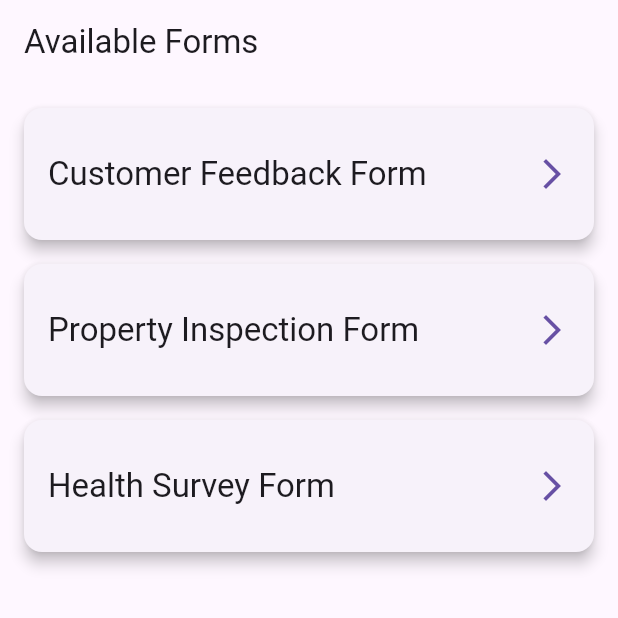
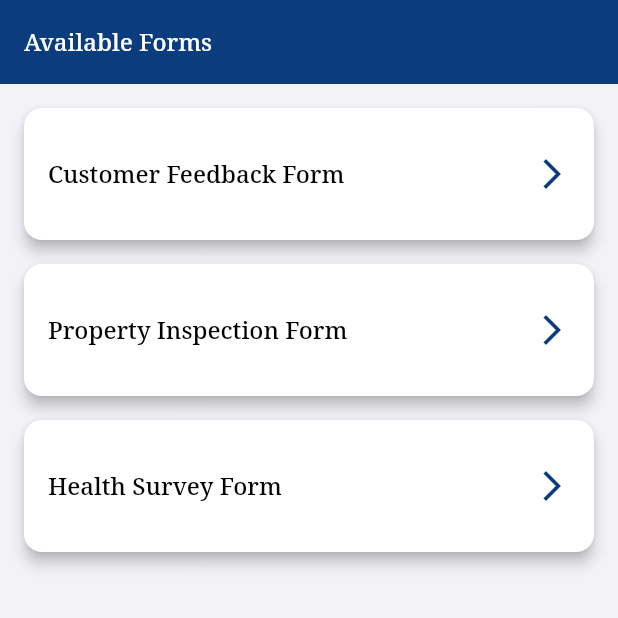
Before and after one commit to AbuRasel9/Flutter-Developer-Task, a Flutter app: the screen it shows after launch, on a phone screen of 412 x 824 dp, the top half of it. Run offline on Flutter 3.47's test engine with Material 3 defaults, Android fonts, the phone set to English and light mode, and no system bars; our stand-ins replace image_picker, injectable.

Commit message:
theme and font add

```diff
--- /dev/null
+++ b/lib/config/extensions/context_ext.dart
@@ -0,0 +1,9 @@
+import 'package:flutter/material.dart';
+
+extension ContextUtils on BuildContext {
+  ThemeData get theme => Theme.of(this);
+
+  Size get screenSize => MediaQuery.of(this).size;
+
+  double get statusBarHeight => MediaQuery.of(this).padding.top;
+}
--- a/lib/main.dart
+++ b/lib/main.dart
@@ -1,17 +1,12 @@
 import 'package:bloc_clean_architecture/presentation/view/form_list_screen.dart';
 import 'package:bloc_clean_architecture/provider/from_provider.dart';
+import 'package:bloc_clean_architecture/utils/theme/app_theme_data.dart';
 import 'package:flutter/material.dart';
 import 'package:provider/provider.dart';
 
-
 void main() {
   runApp(
-    MultiProvider(
-      providers: [
-        ChangeNotifierProvider(create: (_) => FormProvider()),
-      ],
-      child: const MyApp(),
-    ),
+    const MyApp(),
   );
 }
 
@@ -20,13 +15,19 @@ class MyApp extends StatelessWidget {
 
   @override
   Widget build(BuildContext context) {
-    return MaterialApp(
-      title: 'Dynamic Forms',
-      theme: ThemeData(
-        primarySwatch: Colors.blue,
+    return MultiProvider(
+      providers: [
+        ChangeNotifierProvider(create: (_) => FormProvider()),
+      ],
+      child: MaterialApp(
+        title: 'Dynamic Forms',
+        theme: AppThemeData.lightThemeData,
+        // Apply Light Theme
+        themeMode: ThemeMode.light,
+        // Automatically use system's theme setting
+        home: const FormListScreen(),
+        debugShowCheckedModeBanner: false,
       ),
-      home: const FormListScreen(),
-      debugShowCheckedModeBanner: false,
     );
   }
 }
--- /dev/null
+++ b/lib/utils/enums/font_options.dart
@@ -0,0 +1,7 @@
+enum FontOptions {
+  noToSerif;
+
+  String get key => switch (this) {
+        FontOptions.noToSerif => "NotoSerif",
+      };
+}
--- /dev/null
+++ b/lib/utils/theme/app_color_schemes.dart
@@ -0,0 +1,48 @@
+import 'package:flutter/material.dart';
+
+class AppColors {
+  static const Color primaryColor = Color(0xff0B3C7E);
+  static const Color secondaryColor = Color(0xFF185994);
+  static const Color tertiaryColor = Color(0xFFFBAA1A);
+  static const Color hintColor = Color(0xFF999999);
+  static const Color errorColor = Color(0xFFcc3300);
+  static const Color successColor = Color(0xFF339900);
+}
+
+class AppColorSchemes {
+  // --------------------------------------
+  // Light Color scheme
+  // --------------------------------------
+  static const ColorScheme lightColorScheme = ColorScheme(
+    brightness: Brightness.light,
+    primary: AppColors.primaryColor,
+    onPrimary: Colors.white,
+    secondary: AppColors.secondaryColor,
+    onSecondary: Colors.white,
+    error: AppColors.errorColor,
+    onError: Colors.white,
+    surface: Colors.white,
+    onSurface: Colors.black,
+    outline: AppColors.hintColor,
+    tertiary: AppColors.tertiaryColor,
+    onTertiary: Colors.white,
+  );
+
+  // --------------------------------------
+  // Dark Color scheme
+  // --------------------------------------
+  static const ColorScheme darkColorScheme = ColorScheme(
+    brightness: Brightness.dark,
+    primary: AppColors.primaryColor,
+    onPrimary: Colors.white,
+    secondary: AppColors.secondaryColor,
+    onSecondary: Colors.white,
+    error: AppColors.errorColor,
+    onError: Colors.white,
+    surface: Colors.black,
+    onSurface: Colors.white,
+    outline: AppColors.hintColor,
+    tertiary: AppColors.tertiaryColor,
+    onTertiary: Colors.white,
+  );
+}
--- /dev/null
+++ b/lib/utils/theme/app_text_themes.dart
@@ -0,0 +1,257 @@
+import 'package:flutter/material.dart';
+
+import '../enums/font_options.dart';
+
+class AppTextThemes {
+  // --------------------------------------
+  // Light Text Theme
+  // --------------------------------------
+  static TextTheme lightTextTheme = TextTheme(
+    displayLarge: TextStyle(
+      color: Colors.black,
+      fontWeight: FontWeight.w400,
+      fontSize: 28,
+      fontFamily: FontOptions.noToSerif.key,
+      decoration: TextDecoration.none,
+      decorationThickness: 0,
+    ),
+    displayMedium: TextStyle(
+      color: Colors.black,
+      fontWeight: FontWeight.w400,
+      fontSize: 24,
+      fontFamily: FontOptions.noToSerif.key,
+      decoration: TextDecoration.none,
+      decorationThickness: 0,
+    ),
+    displaySmall: TextStyle(
+      color: Colors.black,
+      fontWeight: FontWeight.w400,
+      fontSize: 22,
+      fontFamily: FontOptions.noToSerif.key,
+      decoration: TextDecoration.none,
+      decorationThickness: 0,
+    ),
+    headlineLarge: TextStyle(
+      color: Colors.black,
+      fontWeight: FontWeight.w600,
+      fontSize: 20,
+      fontFamily: FontOptions.noToSerif.key,
+      decoration: TextDecoration.none,
+      decorationThickness: 0,
+    ),
+    headlineMedium: TextStyle(
+      color: Colors.black,
+      fontWeight: FontWeight.w600,
+      fontSize: 18,
+      fontFamily: FontOptions.noToSerif.key,
+      decoration: TextDecoration.none,
+      decorationThickness: 0,
+    ),
+    headlineSmall: TextStyle(
+      color: Colors.black,
+      fontWeight: FontWeight.w700,
+      fontSize: 16,
+      fontFamily: FontOptions.noToSerif.key,
+      decoration: TextDecoration.none,
+      decorationThickness: 0,
+    ),
+    titleLarge: TextStyle(
+      color: Colors.black,
+      fontWeight: FontWeight.w500,
+      fontSize: 16,
+      fontFamily: FontOptions.noToSerif.key,
+      decoration: TextDecoration.none,
+      decorationThickness: 0,
+    ),
+    titleMedium: TextStyle(
+      color: Colors.black,
+      fontWeight: FontWeight.w700,
+      fontSize: 14,
+      fontFamily: FontOptions.noToSerif.key,
+      decoration: TextDecoration.none,
+      decorationThickness: 0,
+    ),
+    titleSmall: TextStyle(
+      color: Colors.black,
+      fontWeight: FontWeight.w500,
+      fontSize: 14,
+      fontFamily: FontOptions.noToSerif.key,
+      decoration: TextDecoration.none,
+      decorationThickness: 0,
+    ),
+    bodyLarge: TextStyle(
+      color: Colors.black,
+      fontWeight: FontWeight.w400,
+      fontSize: 16,
+      fontFamily: FontOptions.noToSerif.key,
+      decoration: TextDecoration.none,
+      decorationThickness: 0,
+    ),
+    bodyMedium: TextStyle(
+      color: Colors.black,
+      fontWeight: FontWeight.w400,
+      fontSize: 14,
+      fontFamily: FontOptions.noToSerif.key,
+      decoration: TextDecoration.none,
+      decorationThickness: 0,
+    ),
+    bodySmall: TextStyle(
+      color: Colors.black,
+      fontWeight: FontWeight.w400,
+      fontSize: 12,
+      fontFamily: FontOptions.noToSerif.key,
+      decoration: TextDecoration.none,
+      decorationThickness: 0,
+    ),
+    labelLarge: TextStyle(
+      color: Colors.black,
+      fontWeight: FontWeight.w500,
+      fontSize: 12,
+      fontFamily: FontOptions.noToSerif.key,
+      decoration: TextDecoration.none,
+      decorationThickness: 0,
+    ),
+    labelMedium: TextStyle(
+      color: Colors.black,
+      fontWeight: FontWeight.w500,
+      fontSize: 10,
+      fontFamily: FontOptions.noToSerif.key,
+      decoration: TextDecoration.none,
+      decorationThickness: 0,
+    ),
+    labelSmall: TextStyle(
+      color: Colors.black,
+      fontWeight: FontWeight.w500,
+      fontSize: 8,
+      fontFamily: FontOptions.noToSerif.key,
+      decoration: TextDecoration.none,
+      decorationThickness: 0,
+    ),
+  );
+
+  // --------------------------------------
+  // Dark Text Theme
+  // --------------------------------------
+  static TextTheme darkTextTheme = TextTheme(
+    displayLarge: TextStyle(
+      color: Colors.white,
+      fontWeight: FontWeight.w400,
+      fontSize: 28,
+      fontFamily: FontOptions.noToSerif.key,
+      decoration: TextDecoration.none,
+      decorationThickness: 0,
+    ),
+    displayMedium: TextStyle(
+      color: Colors.white,
+      fontWeight: FontWeight.w400,
+      fontSize: 24,
+      fontFamily: FontOptions.noToSerif.key,
+      decoration: TextDecoration.none,
+      decorationThickness: 0,
+    ),
+    displaySmall: TextStyle(
+      color: Colors.white,
+      fontWeight: FontWeight.w400,
+      fontSize: 22,
+      fontFamily: FontOptions.noToSerif.key,
+      decoration: TextDecoration.none,
+      decorationThickness: 0,
+    ),
+    headlineLarge: TextStyle(
+      color: Colors.white,
+      fontWeight: FontWeight.w600,
+      fontSize: 20,
+      fontFamily: FontOptions.noToSerif.key,
+      decoration: TextDecoration.none,
+      decorationThickness: 0,
+    ),
+    headlineMedium: TextStyle(
+      color: Colors.white,
+      fontWeight: FontWeight.w600,
+      fontSize: 18,
+      fontFamily: FontOptions.noToSerif.key,
+      decoration: TextDecoration.none,
+      decorationThickness: 0,
+    ),
+    headlineSmall: TextStyle(
+      color: Colors.white,
+      fontWeight: FontWeight.w700,
+      fontSize: 16,
+      fontFamily: FontOptions.noToSerif.key,
+      decoration: TextDecoration.none,
+      decorationThickness: 0,
+    ),
+    titleLarge: TextStyle(
+      color: Colors.white,
+      fontWeight: FontWeight.w500,
+      fontSize: 16,
+      fontFamily: FontOptions.noToSerif.key,
+      decoration: TextDecoration.none,
+      decorationThickness: 0,
+    ),
+    titleMedium: TextStyle(
+      color: Colors.white,
+      fontWeight: FontWeight.w700,
+      fontSize: 14,
+      fontFamily: FontOptions.noToSerif.key,
+      decoration: TextDecoration.none,
+      decorationThickness: 0,
+    ),
+    titleSmall: TextStyle(
+      color: Colors.white,
+      fontWeight: FontWeight.w500,
+      fontSize: 14,
+      fontFamily: FontOptions.noToSerif.key,
+      decoration: TextDecoration.none,
+      decorationThickness: 0,
+    ),
+    bodyLarge: TextStyle(
+      color: Colors.white,
+      fontWeight: FontWeight.w400,
+      fontSize: 16,
+      fontFamily: FontOptions.noToSerif.key,
+      decoration: TextDecoration.none,
+      decorationThickness: 0,
+    ),
+    bodyMedium: TextStyle(
+      color: Colors.white,
+      fontWeight: FontWeight.w400,
+      fontSize: 14,
+      fontFamily: FontOptions.noToSerif.key,
+      decoration: TextDecoration.none,
+      decorationThickness: 0,
+    ),
+    bodySmall: TextStyle(
+      color: Colors.white,
+      fontWeight: FontWeight.w400,
+      fontSize: 12,
+      fontFamily: FontOptions.noToSerif.key,
+      decoration: TextDecoration.none,
+      decorationThickness: 0,
+    ),
+    labelLarge: TextStyle(
+      color: Colors.white,
+      fontWeight: FontWeight.w500,
+      fontSize: 12,
+      fontFamily: FontOptions.noToSerif.key,
+      decoration: TextDecoration.none,
+      decorationThickness: 0,
+    ),
+    labelMedium: TextStyle(
+      color: Colors.white,
+      fontWeight: FontWeight.w500,
+      fontSize: 10,
+      fontFamily: FontOptions.noToSerif.key,
+      decoration: TextDecoration.none,
+      decorationThickness: 0,
+    ),
+    labelSmall: TextStyle(
+      color: Colors.white,
+      fontWeight: FontWeight.w500,
+      fontSize: 8,
+      fontFamily: FontOptions.noToSerif.key,
+      decoration: TextDecoration.none,
+      decorationThickness: 0,
+    ),
+  );
+}
--- /dev/null
+++ b/lib/utils/theme/app_theme_data.dart
@@ -0,0 +1,232 @@
+import 'package:flutter/cupertino.dart';
+import 'package:flutter/material.dart';
+
+import 'app_color_schemes.dart';
+import 'app_text_themes.dart';
+
+
+class AppThemeData {
+  // --------------------------------------
+// Light Theme Data
+// --------------------------------------
+  static final lightThemeData = ThemeData(
+    useMaterial3: true,
+    scaffoldBackgroundColor: CupertinoColors.systemGrey6,
+    cardTheme: CardTheme(
+      shape: RoundedRectangleBorder(
+        borderRadius: BorderRadius.circular(9),
+      ),
+      color: AppColorSchemes.lightColorScheme.surface,
+      margin: EdgeInsets.zero,
+    ),
+    colorScheme: AppColorSchemes.lightColorScheme,
+    textTheme: AppTextThemes.lightTextTheme,
+    visualDensity: VisualDensity.adaptivePlatformDensity,
+    appBarTheme: AppBarTheme(
+      backgroundColor: AppColorSchemes.lightColorScheme.primary,
+      foregroundColor: AppColorSchemes.lightColorScheme.onPrimary,
+      elevation: 0,
+      titleTextStyle: AppTextThemes.lightTextTheme.titleLarge
+          ?.copyWith(color: AppColorSchemes.lightColorScheme.onPrimary),
+      iconTheme: IconThemeData(
+        color: AppColorSchemes.lightColorScheme.onPrimary,
+      ),
+    ),
+    elevatedButtonTheme: ElevatedButtonThemeData(
+      style: ButtonStyle(
+        elevation: const WidgetStatePropertyAll(1),
+        padding: const WidgetStatePropertyAll(
+          EdgeInsets.symmetric(horizontal: 10, vertical: 5),
+        ),
+        shape: WidgetStatePropertyAll(
+          RoundedRectangleBorder(
+            borderRadius: BorderRadius.circular(9),
+          ),
+        ),
+        backgroundColor: WidgetStateProperty.resolveWith(
+          (states) {
+            return states.contains(WidgetState.disabled)
+                ? AppColorSchemes.lightColorScheme.outline.withOpacity(0.5)
+                : AppColorSchemes.lightColorScheme.primary;
+          },
+        ),
+        foregroundColor: WidgetStatePropertyAll(AppColorSchemes.lightColorScheme.onPrimary),
+        shadowColor: const WidgetStatePropertyAll(Colors.transparent),
+        textStyle: WidgetStatePropertyAll(
+          AppTextThemes.lightTextTheme.titleMedium
+              ?.copyWith(color: AppColorSchemes.lightColorScheme.onTertiary),
+        ),
+        overlayColor: WidgetStateProperty.resolveWith(
+          (states) {
+            return states.contains(WidgetState.pressed)
+                ? AppColorSchemes.lightColorScheme.tertiary.withOpacity(0.2)
+                : null;
+          },
+        ),
+      ),
+    ),
+    inputDecorationTheme: InputDecorationTheme(
+      isDense: true,
+      hintStyle: AppTextThemes.lightTextTheme.bodyMedium?.copyWith(
+        color: AppColorSchemes.lightColorScheme.outline.withOpacity(0.7),
+      ),
+      errorStyle: AppTextThemes.lightTextTheme.labelMedium?.copyWith(
+        color: AppColorSchemes.lightColorScheme.error,
+      ),
+      border: OutlineInputBorder(
+        borderRadius: BorderRadius.circular(7),
+        borderSide: BorderSide(
+          color: AppColorSchemes.lightColorScheme.outline.withOpacity(0.7),
+        ),
+      ),
+      enabledBorder: OutlineInputBorder(
+        borderRadius: BorderRadius.circular(7),
+        borderSide: BorderSide(
+          color: AppColorSchemes.lightColorScheme.outline.withOpacity(0.7),
+        ),
+      ),
+      disabledBorder: OutlineInputBorder(
+        borderRadius: BorderRadius.circular(7),
+        borderSide: BorderSide(color: AppColorSchemes.lightColorScheme.outline.withOpacity(0.7)),
+      ),
+      focusedBorder: OutlineInputBorder(
+        borderRadius: BorderRadius.circular(7),
+        borderSide: BorderSide(color: AppColorSchemes.lightColorScheme.primary),
+      ),
+      errorBorder: OutlineInputBorder(
+        borderRadius: BorderRadius.circular(7),
+        borderSide: BorderSide(color: AppColorSchemes.lightColorScheme.error),
+      ),
+      contentPadding: const EdgeInsets.symmetric(vertical: 10, horizontal: 20),
+      labelStyle: AppTextThemes.lightTextTheme.bodyMedium?.copyWith(
+        color: AppColorSchemes.lightColorScheme.outline.withOpacity(0.7),
+      ),
+      prefixIconColor: WidgetStateColor.resolveWith(
+        (states) {
+          return states.contains(WidgetState.focused)
+              ? AppColorSchemes.lightColorScheme.onSurface
+              : AppColorSchemes.lightColorScheme.outline.withOpacity(0.7);
+        },
+      ),
+      suffixIconColor: WidgetStateColor.resolveWith(
+        (states) {
+          return states.contains(WidgetState.focused)
+              ? AppColorSchemes.lightColorScheme.onSurface
+              : AppColorSchemes.lightColorScheme.outline.withOpacity(0.7);
+        },
+      ),
+    ),
+  );
+
+// --------------------------------------
+// Dark Theme Data
+// --------------------------------------
+  static final darkThemeData = ThemeData(
+    useMaterial3: true,
+    scaffoldBackgroundColor: Colors.black45,
+    cardTheme: CardTheme(
+      shape: RoundedRectangleBorder(
+        borderRadius: BorderRadius.circular(9),
+      ),
+      color: AppColorSchemes.darkColorScheme.surface,
+      margin: EdgeInsets.zero,
+    ),
+    colorScheme: AppColorSchemes.darkColorScheme,
+    textTheme: AppTextThemes.darkTextTheme,
+    visualDensity: VisualDensity.adaptivePlatformDensity,
+    appBarTheme: AppBarTheme(
+      backgroundColor: AppColorSchemes.darkColorScheme.primary,
+      foregroundColor: AppColorSchemes.darkColorScheme.onPrimary,
+      elevation: 0,
+      titleTextStyle: AppTextThemes.darkTextTheme.titleLarge
+          ?.copyWith(color: AppColorSchemes.lightColorScheme.onPrimary),
+      shape: const LinearBorder(),
+      iconTheme: IconThemeData(
+        color: AppColorSchemes.darkColorScheme.onPrimary,
+      ),
+    ),
+    elevatedButtonTheme: ElevatedButtonThemeData(
+      style: ButtonStyle(
+        elevation: const WidgetStatePropertyAll(1),
+        padding: const WidgetStatePropertyAll(
+          EdgeInsets.symmetric(horizontal: 10, vertical: 5),
+        ),
+        shape: WidgetStatePropertyAll(
+          RoundedRectangleBorder(
+            borderRadius: BorderRadius.circular(9),
+          ),
+        ),
+        backgroundColor: WidgetStateProperty.resolveWith(
+          (states) {
+            return states.contains(WidgetState.disabled)
+                ? AppColorSchemes.darkColorScheme.outline.withOpacity(0.5)
+                : AppColorSchemes.darkColorScheme.primary;
+          },
+        ),
+        foregroundColor: WidgetStatePropertyAll(AppColorSchemes.darkColorScheme.onPrimary),
+        shadowColor: const WidgetStatePropertyAll(Colors.transparent),
+        textStyle: WidgetStatePropertyAll(
+          AppTextThemes.darkTextTheme.titleMedium
+              ?.copyWith(color: AppColorSchemes.darkColorScheme.onPrimary),
+        ),
+        overlayColor: WidgetStateProperty.resolveWith(
+          (states) {
+            return states.contains(WidgetState.pressed)
+                ? AppColorSchemes.darkColorScheme.tertiary.withOpacity(0.2)
+                : null;
+          },
+        ),
+      ),
+    ),
+    inputDecorationTheme: InputDecorationTheme(
+      isDense: true,
+      hintStyle: AppTextThemes.darkTextTheme.bodyMedium?.copyWith(
+        color: AppColorSchemes.darkColorScheme.outline.withOpacity(0.7),
+      ),
+      errorStyle: AppTextThemes.darkTextTheme.labelMedium?.copyWith(
+        color: AppColorSchemes.darkColorScheme.error,
+      ),border: OutlineInputBorder(
+      borderRadius: BorderRadius.circular(7),
+      borderSide: BorderSide(
+        color: AppColorSchemes.lightColorScheme.outline.withOpacity(0.7),
+      ),
+    ),
+      enabledBorder: OutlineInputBorder(
+        borderRadius: BorderRadius.circular(7),
+        borderSide: BorderSide(
+          color: AppColorSchemes.lightColorScheme.outline.withOpacity(0.7),
+        ),
+      ),
+      disabledBorder: OutlineInputBorder(
+        borderRadius: BorderRadius.circular(7),
+        borderSide: BorderSide(color: AppColorSchemes.lightColorScheme.outline.withOpacity(0.7)),
+      ),
+      focusedBorder: OutlineInputBorder(
+        borderRadius: BorderRadius.circular(7),
+        borderSide: BorderSide(color: AppColorSchemes.lightColorScheme.primary),
+      ),
+      errorBorder: OutlineInputBorder(
+        borderRadius: BorderRadius.circular(7),
+        borderSide: BorderSide(color: AppColorSchemes.lightColorScheme.error),
+      ),
+      contentPadding: const EdgeInsets.symmetric(vertical: 10, horizontal: 20),
+      labelStyle: AppTextThemes.darkTextTheme.bodyMedium?.copyWith(
+        color: AppColorSchemes.darkColorScheme.outline.withOpacity(0.7),
+      ),
+      prefixIconColor: WidgetStateColor.resolveWith(
+            (states) {
+          return states.contains(WidgetState.focused)
+              ? AppColorSchemes.lightColorScheme.onSurface
+              : AppColorSchemes.lightColorScheme.outline.withOpacity(0.7);
+        },
+      ),
+      suffixIconColor: WidgetStateColor.resolveWith(
+            (states) {
+          return states.contains(WidgetState.focused)
+              ? AppColorSchemes.lightColorScheme.onSurface
+              : AppColorSchemes.lightColorScheme.outline.withOpacity(0.7);
+        },
+      ),
+    ),
+  );
+}
```
Also changed, not shown: pubspec.yaml (+12 -14 lines), assets/fonts/notoSerif/noto_serif_bold.ttf (added), assets/fonts/notoSerif/noto_serif_medium.ttf (added), assets/fonts/notoSerif/noto_serif_regular.ttf (added), assets/fonts/notoSerif/noto_serif_semi_bold.ttf (added).
